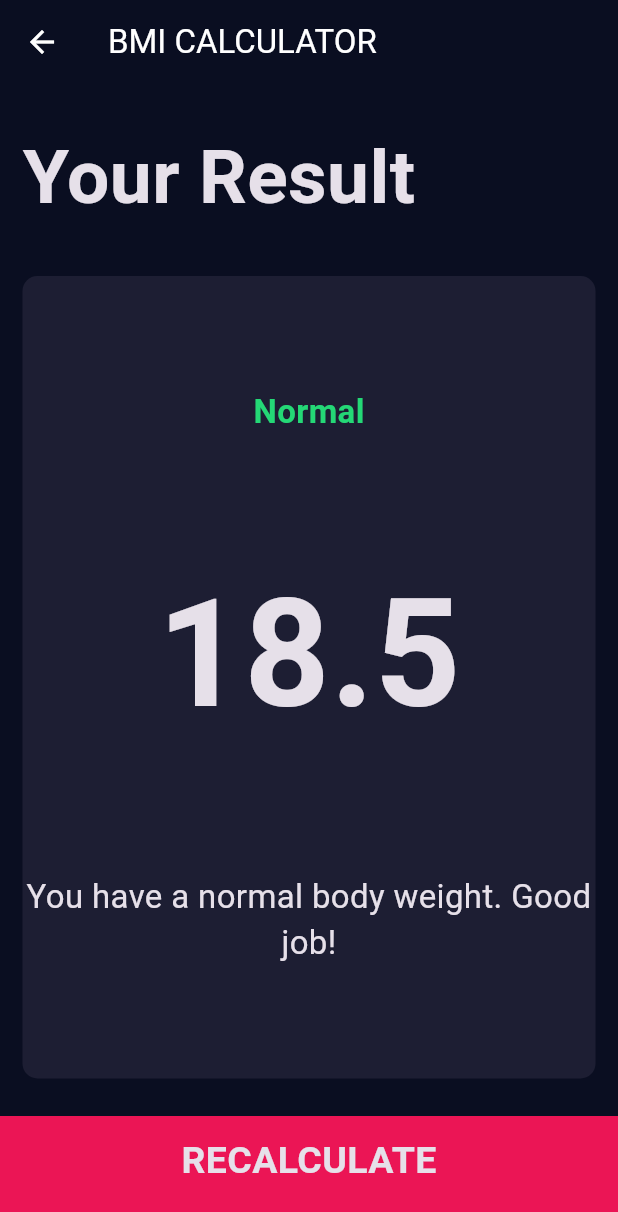
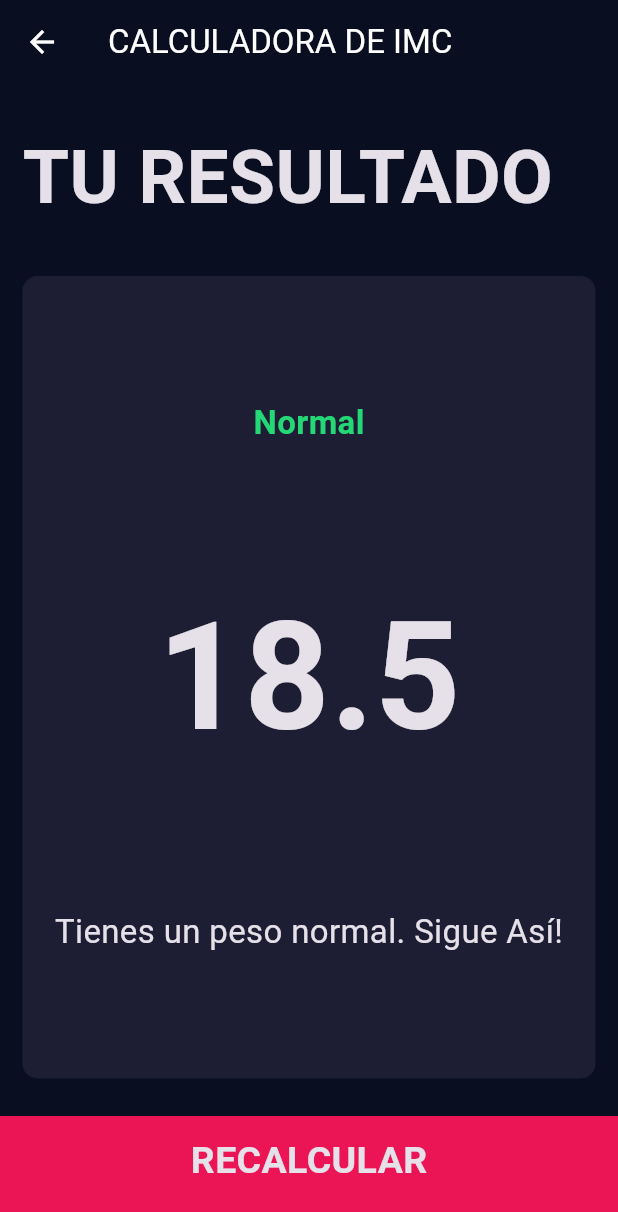
Before and after one commit to ibragam12/calculadora_imc, a Flutter app: the screen it shows after launch, after a tap on "CALCULAR", on a phone screen of 412 x 824 dp. Shown: the top 1212 px of the screen. Run offline on Flutter 3.47's test engine with Material 3 defaults, Android fonts, the phone set to English and light mode, and no system bars; our stand-ins replace font_awesome_flutter.

```diff
--- a/lib/pages/calculator_brain.dart
+++ b/lib/pages/calculator_brain.dart
@@ -15,21 +15,21 @@ class CalculatorBrain {
 
   String getResult() {
     if (_bmi >= 25) {
-      return 'Overweight';
+      return 'Sobrepeso';
     } else if (_bmi > 18.5) {
       return 'Normal';
     } else {
-      return 'Underweight';
+      return 'Bajo de peso';
     }
   }
 
   String getInterpretation() {
     if (_bmi >= 25) {
-      return 'You have a higher than normal body weight. Try to exercise more.';
+      return 'Tienes un peso mas alto de lo normal. Puedes ejercitarte un poco mas.';
     } else if (_bmi > 18.5) {
-      return 'You have a normal body weight. Good job!';
+      return 'Tienes un peso normal. Sigue Así!';
     } else {
-      return 'You have a lower than normal body weight. You can eat a bit more.';
+      return 'Tienes un peso debajo de lo normal. Puedes comer un poco mas.';
     }
   }
 }
--- a/lib/pages/input_page.dart
+++ b/lib/pages/input_page.dart
@@ -34,7 +34,8 @@ class _InputPageState extends State<InputPage> {
           child: Text('CALCULADORA DE IMC'),
         ),
       ),
-      body: Column(
+      body: SafeArea(
+        child: Column(
         children: <Widget>[
           Expanded(
             child: Row(
@@ -234,6 +235,7 @@ class _InputPageState extends State<InputPage> {
           ),
         ],
       ),
+      ),
     );
   }
 }
--- a/lib/pages/results_page.dart
+++ b/lib/pages/results_page.dart
@@ -18,9 +18,11 @@ class ResultsPage extends StatelessWidget {
   Widget build(BuildContext context) {
     return Scaffold(
       appBar: AppBar(
-        title: const Text('BMI CALCULATOR'),
+        title: const Text('CALCULADORA DE IMC'),
       ),
-      body: Column(
+      body: SafeArea(
+        child:
+        Column(
         mainAxisAlignment: MainAxisAlignment.spaceEvenly,
         crossAxisAlignment: CrossAxisAlignment.stretch,
         children: [
@@ -30,7 +32,7 @@ class ResultsPage extends StatelessWidget {
               child: Align(
                 alignment: Alignment.bottomLeft,
                 child: Text(
-                  'Your Result',
+                  'TU RESULTADO',
                   style: kTitleTextStyle,
                 ),
               ),
@@ -79,13 +81,14 @@ class ResultsPage extends StatelessWidget {
           //   'Good Job! Your BMI is normal . Keeping maintainig it!',
           // ),
           BottomButton(
-            buttonTitle: 'RECALCULATE',
+            buttonTitle: 'RECALCULAR',
             onTap: () {
               Navigator.pop(context);
             },
           )
         ],
       ),
+      ),
     );
   }
 }
```
